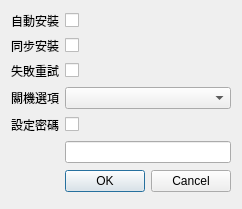
Old version of the form src/ui/pyqt/intall_opt_cfg_editor.ui in the repository SuperDumbTM/driver-box.
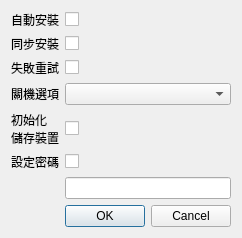
New version of the form.

Commit message: feat: add default opt setting for init disk

Patch:
```diff
--- a/src/ui/pyqt/intall_opt_cfg_editor.ui
+++ b/src/ui/pyqt/intall_opt_cfg_editor.ui
@@ -7,7 +7,7 @@
     <x>0</x>
     <y>0</y>
     <width>232</width>
-    <height>209</height>
+    <height>233</height>
    </rect>
   </property>
   <property name="sizePolicy">
@@ -39,24 +39,16 @@
    <bool>false</bool>
   </property>
   <layout class="QGridLayout" name="gridLayout">
-   <item row="2" column="1">
-    <widget class="QCheckBox" name="at_retry_cb">
-     <property name="text">
-      <string/>
-     </property>
-    </widget>
+   <item row="6" column="1">
+    <widget class="QLineEdit" name="set_passwd_txt"/>
    </item>
-   <item row="1" column="0">
-    <widget class="QLabel" name="label_2">
-     <property name="text">
-      <string>同步安裝</string>
+   <item row="7" column="1">
+    <widget class="QDialogButtonBox" name="action_btns">
+     <property name="orientation">
+      <enum>Qt::Horizontal</enum>
      </property>
-    </widget>
-   </item>
-   <item row="4" column="0">
-    <widget class="QLabel" name="label_5">
-     <property name="text">
-      <string>設定密碼</string>
+     <property name="standardButtons">
+      <set>QDialogButtonBox::Cancel|QDialogButtonBox::Ok</set>
      </property>
     </widget>
    </item>
@@ -67,16 +59,6 @@
      </property>
     </widget>
    </item>
-   <item row="3" column="1">
-    <widget class="QComboBox" name="halt_option_dropdown"/>
-   </item>
-   <item row="4" column="1">
-    <widget class="QCheckBox" name="set_passwd_cb">
-     <property name="text">
-      <string/>
-     </property>
-    </widget>
-   </item>
    <item row="2" column="0">
     <widget class="QLabel" name="label_3">
      <property name="text">
@@ -84,6 +66,23 @@
      </property>
     </widget>
    </item>
+   <item row="1" column="0">
+    <widget class="QLabel" name="label_2">
+     <property name="text">
+      <string>同步安裝</string>
+     </property>
+    </widget>
+   </item>
+   <item row="3" column="1">
+    <widget class="QComboBox" name="halt_option_dropdown"/>
+   </item>
+   <item row="5" column="0">
+    <widget class="QLabel" name="label_5">
+     <property name="text">
+      <string>設定密碼</string>
+     </property>
+    </widget>
+   </item>
    <item row="0" column="0">
     <widget class="QLabel" name="label">
      <property name="text">
@@ -91,13 +90,17 @@
      </property>
     </widget>
    </item>
-   <item row="6" column="1">
-    <widget class="QDialogButtonBox" name="action_btns">
-     <property name="orientation">
-      <enum>Qt::Horizontal</enum>
+   <item row="0" column="1">
+    <widget class="QCheckBox" name="at_install_cb">
+     <property name="text">
+      <string/>
      </property>
-     <property name="standardButtons">
-      <set>QDialogButtonBox::Cancel|QDialogButtonBox::Ok</set>
+    </widget>
+   </item>
+   <item row="2" column="1">
+    <widget class="QCheckBox" name="at_retry_cb">
+     <property name="text">
+      <string/>
      </property>
     </widget>
    </item>
@@ -108,15 +111,27 @@
      </property>
     </widget>
    </item>
-   <item row="0" column="1">
-    <widget class="QCheckBox" name="at_install_cb">
-     <property name="text">
-      <string/>
-     </property>
-    </widget>
-   </item>
    <item row="5" column="1">
-    <widget class="QLineEdit" name="set_passwd_txt"/>
+    <widget class="QCheckBox" name="set_passwd_cb">
+     <property name="text">
+      <string/>
+     </property>
+    </widget>
+   </item>
+   <item row="4" column="0">
+    <widget class="QLabel" name="label_6">
+     <property name="text">
+      <string>初始化
+儲存裝置</string>
+     </property>
+    </widget>
+   </item>
+   <item row="4" column="1">
+    <widget class="QCheckBox" name="at_init_disks_cb">
+     <property name="text">
+      <string/>
+     </property>
+    </widget>
    </item>
   </layout>
  </widget>
```
The commit also changes 4 other files.
